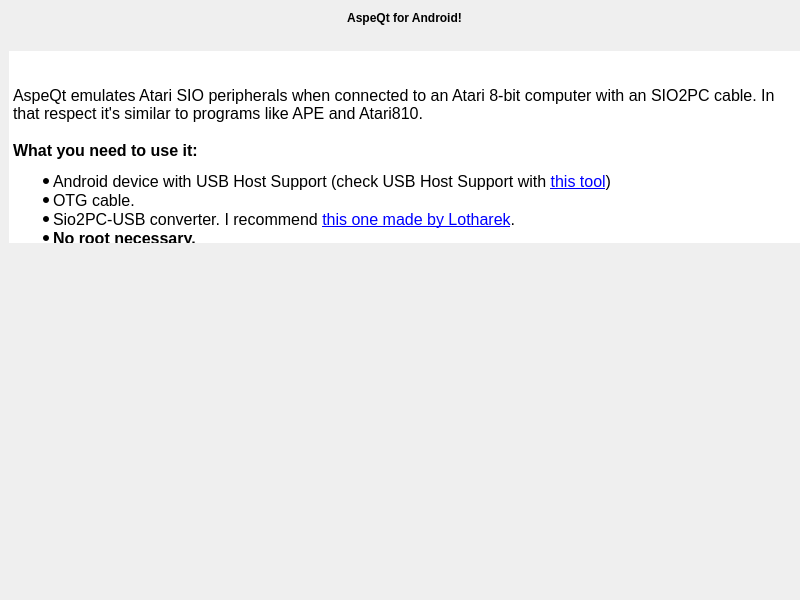
Before: the Qt Designer form aboutdialog.ui in greblus/aspeqt, drawn with Qt 5.
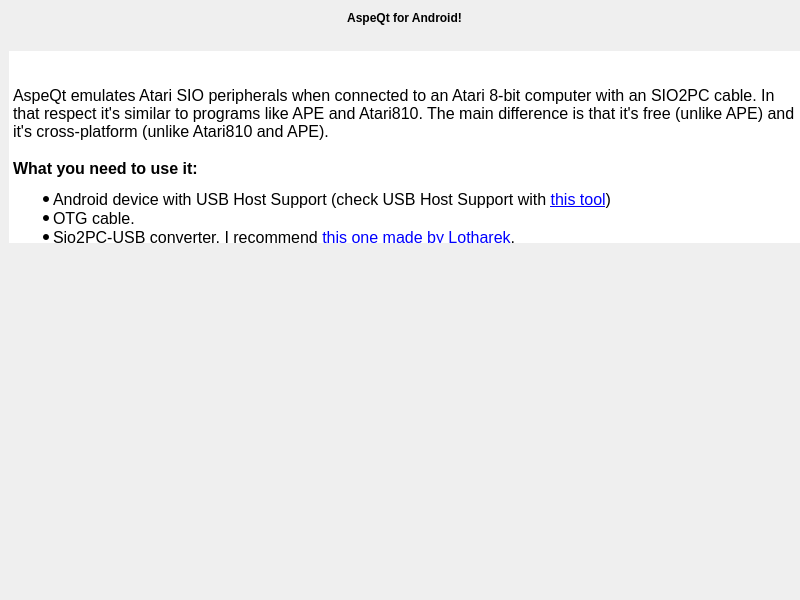
After: the same form once the commit is applied.

```diff
--- a/aboutdialog.ui
+++ b/aboutdialog.ui
@@ -150,7 +150,7 @@
 p, li { white-space: pre-wrap; }
 &lt;/style&gt;&lt;/head&gt;&lt;body style=&quot; font-family:'MS Shell Dlg 2'; font-size:8.25pt; font-weight:400; font-style:normal;&quot;&gt;
 &lt;p style=&quot;-qt-paragraph-type:empty; margin-top:18px; margin-bottom:12px; margin-left:0px; margin-right:0px; -qt-block-indent:0; text-indent:0px;&quot;&gt;&lt;br /&gt;&lt;/p&gt;
-&lt;p style=&quot; margin-top:18px; margin-bottom:12px; margin-left:0px; margin-right:0px; -qt-block-indent:0; text-indent:0px;&quot;&gt;&lt;span style=&quot; font-size:12pt;&quot;&gt;AspeQt emulates Atari SIO peripherals when connected to an Atari 8-bit computer with an SIO2PC cable. In that respect it's similar to programs like APE and Atari810. &lt;/span&gt;&lt;/p&gt;
+&lt;p style=&quot; margin-top:18px; margin-bottom:12px; margin-left:0px; margin-right:0px; -qt-block-indent:0; text-indent:0px;&quot;&gt;&lt;span style=&quot; font-size:12pt;&quot;&gt;AspeQt emulates Atari SIO peripherals when connected to an Atari 8-bit computer with an SIO2PC cable. In that respect it's similar to programs like APE and Atari810. The main difference is that it's free (unlike APE) and it's cross-platform (unlike Atari810 and APE). &lt;/span&gt;&lt;/p&gt;
 &lt;p style=&quot; margin-top:18px; margin-bottom:12px; margin-left:0px; margin-right:0px; -qt-block-indent:0; text-indent:0px;&quot;&gt;&lt;span style=&quot; font-size:12pt; font-weight:600;&quot;&gt;What you need to use it:&lt;/span&gt;&lt;/p&gt;
 &lt;ul style=&quot;margin-top: 0px; margin-bottom: 0px; margin-left: 0px; margin-right: 0px; -qt-list-indent: 1;&quot;&gt;&lt;li style=&quot; font-size:12pt;&quot; style=&quot; margin-top:12px; margin-bottom:0px; margin-left:0px; margin-right:0px; -qt-block-indent:0; text-indent:0px;&quot;&gt;Android device with USB Host Support (check USB Host Support with &lt;a href=&quot;https://play.google.com/store/apps/details?id=eu.chainfire.usbhostdiagnostics&amp;amp;hl=pl&quot;&gt;&lt;span style=&quot; text-decoration: underline; color:#0000ff;&quot;&gt;this tool&lt;/span&gt;&lt;/a&gt;)&lt;/li&gt;
 &lt;li style=&quot; font-size:12pt;&quot; style=&quot; margin-top:0px; margin-bottom:0px; margin-left:0px; margin-right:0px; -qt-block-indent:0; text-indent:0px;&quot;&gt;OTG cable. &lt;/li&gt;
@@ -165,7 +165,9 @@
 &lt;p style=&quot; margin-top:18px; margin-bottom:12px; margin-left:0px; margin-right:0px; -qt-block-indent:0; text-indent:0px;&quot;&gt;&lt;span style=&quot; font-size:12pt; font-weight:600;&quot;&gt;Questions about this Android port? Drop me an e-mail ;)&lt;/span&gt;&lt;/p&gt;
 &lt;p style=&quot; margin-top:0px; margin-bottom:0px; margin-left:0px; margin-right:0px; -qt-block-indent:0; text-indent:0px;&quot;&gt;&lt;span style=&quot; font-size:12pt;&quot;&gt;Wiktor Grebla: &lt;/span&gt;&lt;a href=&quot;mailto:greblus@gmail.com&quot;&gt;&lt;span style=&quot; font-size:12pt; text-decoration: underline; color:#0000ff;&quot;&gt;greblus@gmail.com&lt;/span&gt;&lt;/a&gt;&lt;span style=&quot; font-size:12pt;&quot;&gt; &lt;/span&gt;&lt;/p&gt;
 &lt;p style=&quot; margin-top:18px; margin-bottom:12px; margin-left:0px; margin-right:0px; -qt-block-indent:0; text-indent:0px;&quot;&gt;&lt;span style=&quot; font-size:12pt; font-weight:600;&quot;&gt;SIO2PC-USB adapters:&lt;/span&gt;&lt;/p&gt;
-&lt;p style=&quot; margin-top:0px; margin-bottom:0px; margin-left:0px; margin-right:0px; -qt-block-indent:0; text-indent:0px;&quot;&gt;&lt;span style=&quot; font-size:12pt;&quot;&gt;For SIO2PC-USB hardware purchase visit: &lt;/span&gt;&lt;a href=&quot;www.lotharek.pl&quot;&gt;&lt;span style=&quot; font-size:12pt; text-decoration: underline; color:#0000ff;&quot;&gt;www.lotharek.pl&lt;/span&gt;&lt;/a&gt;&lt;span style=&quot; font-size:12pt;&quot;&gt; or: &lt;/span&gt;&lt;a href=&quot;http://www.atari8warez.com/&quot;&gt;&lt;span style=&quot; font-size:12pt; text-decoration: underline; color:#0000ff;&quot;&gt;http://www.atari8warez.com/&lt;/span&gt;&lt;/a&gt;&lt;span style=&quot; font-size:12pt;&quot;&gt; &lt;/span&gt;&lt;/p&gt;
+&lt;p style=&quot; margin-top:0px; margin-bottom:0px; margin-left:0px; margin-right:0px; -qt-block-indent:0; text-indent:0px;&quot;&gt;&lt;span style=&quot; font-size:12pt;&quot;&gt;For SIO2PC-USB hardware purchase visit: &lt;/span&gt;&lt;a href=&quot;http://www.lotharek.pl&quot;&gt;&lt;span style=&quot; font-size:12pt; text-decoration: underline; color:#0000ff;&quot;&gt;www.lotharek.pl&lt;/span&gt;&lt;/a&gt;&lt;span style=&quot; font-size:12pt;&quot;&gt; or: &lt;/span&gt;&lt;a href=&quot;http://www.atari8warez.com/&quot;&gt;&lt;span style=&quot; font-size:12pt; text-decoration: underline; color:#0000ff;&quot;&gt;http://www.atari8warez.com/&lt;/span&gt;&lt;/a&gt;&lt;span style=&quot; font-size:12pt;&quot;&gt; &lt;/span&gt;&lt;/p&gt;
+&lt;p style=&quot;-qt-paragraph-type:empty; margin-top:0px; margin-bottom:0px; margin-left:0px; margin-right:0px; -qt-block-indent:0; text-indent:0px; font-size:12pt;&quot;&gt;&lt;br /&gt;&lt;/p&gt;
+&lt;p style=&quot;-qt-paragraph-type:empty; margin-top:0px; margin-bottom:0px; margin-left:0px; margin-right:0px; -qt-block-indent:0; text-indent:0px; font-size:12pt;&quot;&gt;&lt;br /&gt;&lt;/p&gt;
 &lt;p style=&quot;-qt-paragraph-type:empty; margin-top:0px; margin-bottom:0px; margin-left:0px; margin-right:0px; -qt-block-indent:0; text-indent:0px; font-size:12pt;&quot;&gt;&lt;br /&gt;&lt;/p&gt;
 &lt;p style=&quot;-qt-paragraph-type:empty; margin-top:0px; margin-bottom:0px; margin-left:0px; margin-right:0px; -qt-block-indent:0; text-indent:0px; font-size:12pt;&quot;&gt;&lt;br /&gt;&lt;/p&gt;
 &lt;p style=&quot;-qt-paragraph-type:empty; margin-top:0px; margin-bottom:0px; margin-left:0px; margin-right:0px; -qt-block-indent:0; text-indent:0px; font-size:12pt;&quot;&gt;&lt;br /&gt;&lt;/p&gt;&lt;/body&gt;&lt;/html&gt;</string>
```
